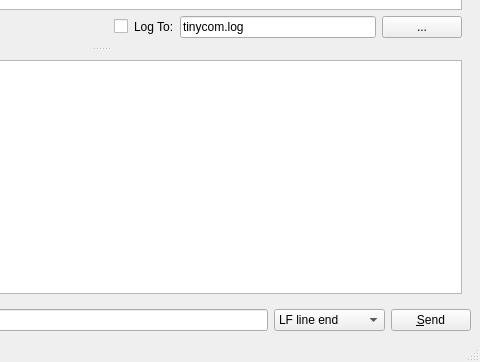
Before: the Qt Designer form tinycom/tinycom.ui in digitalpeer/tinycom, drawn with Qt 5; both pictures show x 279 to 759 and y 317 to 679 of the 759 by 679 pixel window.
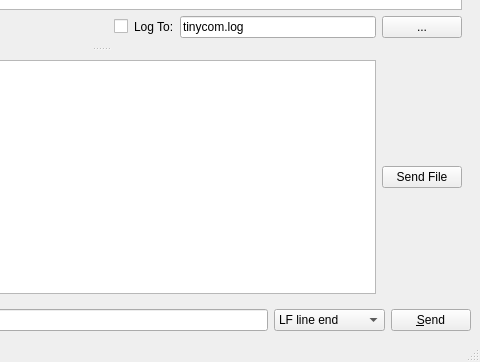
After: the same form once the commit is applied. Icons and pictures are not drawn. Custom widgets are drawn as their Qt base class.

Commit message: Update and register icon in spec

The edit to the form file:
```diff
--- a/tinycom/tinycom.ui
+++ b/tinycom/tinycom.ui
@@ -221,6 +221,13 @@
           </property>
          </widget>
         </item>
+        <item row="0" column="1">
+         <widget class="QPushButton" name="btn_send_file">
+          <property name="text">
+           <string>Send File</string>
+          </property>
+         </widget>
+        </item>
        </layout>
       </widget>
      </widget>
```
The commit also changes 2 other files.
